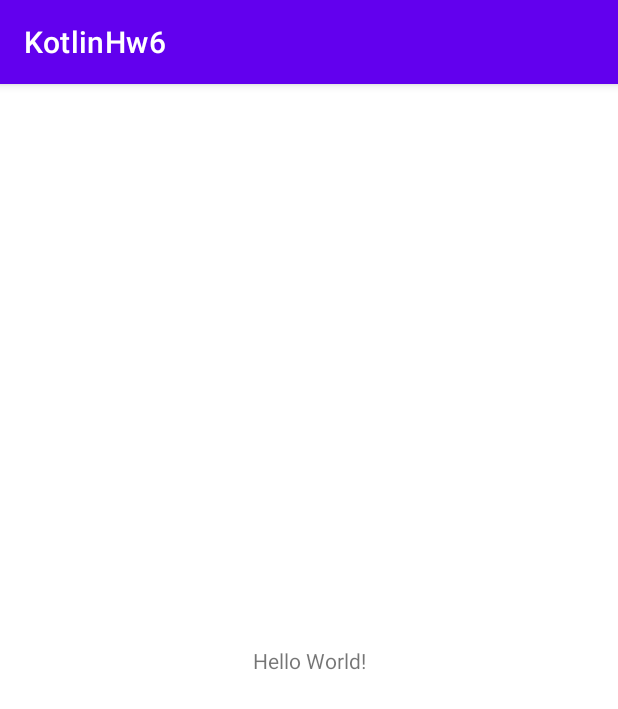
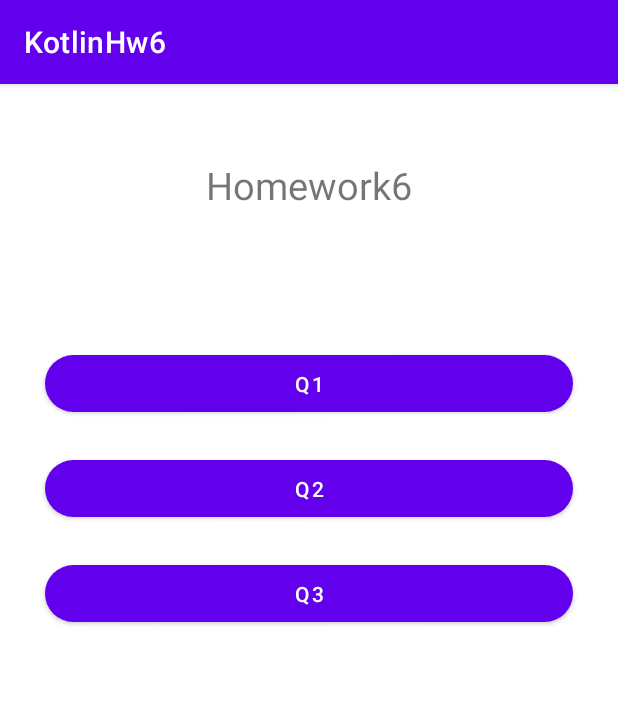
Before and after one commit to najmeRajabi/KotlinHw6, an Android app: the screen it shows after launch (MainActivity), on a phone screen of 412 x 824 dp. Shown: the top 709 px of the screen. Run offline under Robolectric (Android 15) with nearby library versions, the phone set to English and light mode, and no system bars.

Commit message:
main activity design

```diff
--- a/app/src/main/res/layout/activity_main.xml
+++ b/app/src/main/res/layout/activity_main.xml
@@ -7,12 +7,53 @@
     tools:context=".MainActivity">
 
     <TextView
+        android:id="@+id/text_hw6"
         android:layout_width="wrap_content"
         android:layout_height="wrap_content"
-        android:text="Hello World!"
-        app:layout_constraintBottom_toBottomOf="parent"
+        android:text="Homework6"
+        android:textSize="25dp"
+        android:layout_marginTop="50dp"
         app:layout_constraintLeft_toLeftOf="parent"
         app:layout_constraintRight_toRightOf="parent"
         app:layout_constraintTop_toTopOf="parent" />
 
+    <com.google.android.material.button.MaterialButton
+        android:id="@+id/q1_btn"
+        android:layout_width="match_parent"
+        android:layout_height="wrap_content"
+        android:layout_marginTop="90dp"
+        android:minHeight="50dp"
+        android:layout_marginHorizontal="30dp"
+        app:cornerRadius="30dp"
+        android:text="q1"
+        app:layout_constraintStart_toStartOf="parent"
+        app:layout_constraintEnd_toEndOf="parent"
+        app:layout_constraintTop_toBottomOf="@id/text_hw6"/>
+
+    <com.google.android.material.button.MaterialButton
+        android:id="@+id/q2_btn"
+        android:layout_width="match_parent"
+        android:layout_height="wrap_content"
+        android:layout_marginTop="20dp"
+        android:minHeight="50dp"
+        android:layout_marginHorizontal="30dp"
+        app:cornerRadius="30dp"
+        android:text="q2"
+        app:layout_constraintStart_toStartOf="parent"
+        app:layout_constraintEnd_toEndOf="parent"
+        app:layout_constraintTop_toBottomOf="@id/q1_btn"/>
+
+    <com.google.android.material.button.MaterialButton
+        android:id="@+id/q3_btn"
+        android:layout_width="match_parent"
+        android:layout_height="wrap_content"
+        android:layout_marginTop="20dp"
+        android:minHeight="50dp"
+        android:layout_marginHorizontal="30dp"
+        app:cornerRadius="30dp"
+        android:text="q3"
+        app:layout_constraintStart_toStartOf="parent"
+        app:layout_constraintEnd_toEndOf="parent"
+        app:layout_constraintTop_toBottomOf="@id/q2_btn"/>
+
 </androidx.constraintlayout.widget.ConstraintLayout>
```
Also changed, not shown: app/src/main/java/com/example/kotlinhw6/Information.kt (+41 -8 lines).
